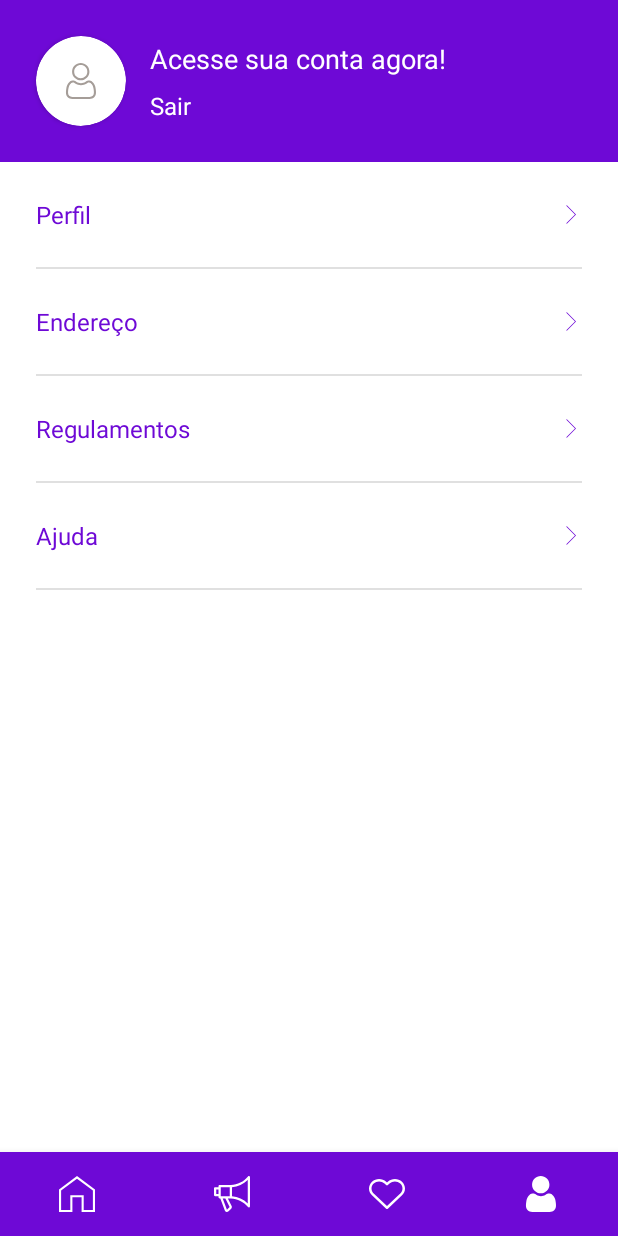
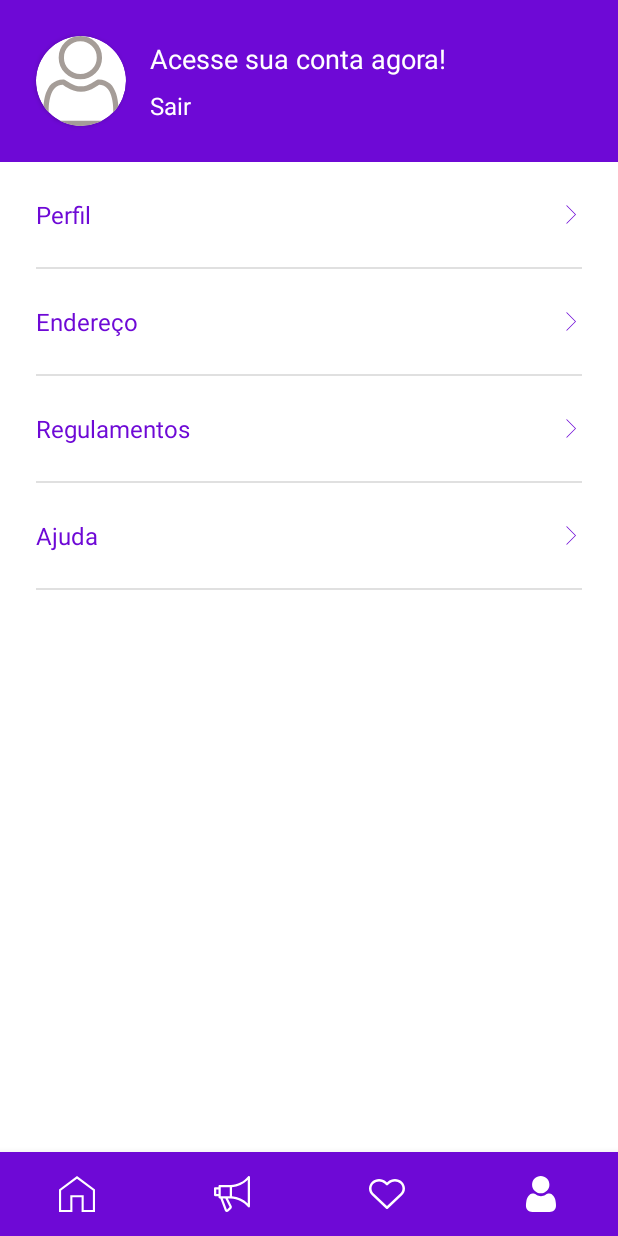
Before and after one commit to estelson/OLXClone, an Android app: the MinhaContaFragment screen opened through its navigation route, on a phone screen of 412 x 824 dp. Run offline under Robolectric (Android 15) with nearby library versions, the phone set to English and light mode, and no system bars; our stand-ins replace Firebase (no records; nobody signed in at launch, a user with empty details on screens opened directly), Picasso, navigation-ui; 2 statements that could not run were skipped.

Commit message:
184. Finalizando Menu Fragment Minha Conta

```diff
--- a/app/src/main/java/com/exemplo/olxclone/activities/PerfilActivity.java
+++ b/app/src/main/java/com/exemplo/olxclone/activities/PerfilActivity.java
@@ -115,7 +115,7 @@ public class PerfilActivity extends AppCompatActivity {
         progressBar.setVisibility(View.GONE);
 
         if(usuario.getImagemPerfil() != null){
-            Picasso.get().load(usuario.getImagemPerfil()).into(imagem_perfil);
+            Picasso.get().load(usuario.getImagemPerfil()).placeholder(R.drawable.loading).into(imagem_perfil);
         }
     }
 
--- a/app/src/main/java/com/exemplo/olxclone/fragments/MinhaContaFragment.java
+++ b/app/src/main/java/com/exemplo/olxclone/fragments/MinhaContaFragment.java
@@ -3,11 +3,13 @@ package com.exemplo.olxclone.fragments;
 import android.content.Intent;
 import android.os.Bundle;
 
+import androidx.annotation.NonNull;
 import androidx.fragment.app.Fragment;
 
 import android.view.LayoutInflater;
 import android.view.View;
 import android.view.ViewGroup;
+import android.widget.ImageView;
 import android.widget.TextView;
 
 import com.exemplo.olxclone.R;
@@ -16,10 +18,21 @@ import com.exemplo.olxclone.activities.MainActivity;
 import com.exemplo.olxclone.activities.PerfilActivity;
 import com.exemplo.olxclone.autenticacao.LoginActivity;
 import com.exemplo.olxclone.helper.FirebaseHelper;
+import com.exemplo.olxclone.model.Usuario;
+import com.google.firebase.database.DataSnapshot;
+import com.google.firebase.database.DatabaseError;
+import com.google.firebase.database.DatabaseReference;
+import com.google.firebase.database.ValueEventListener;
+import com.squareup.picasso.Picasso;
 
 public class MinhaContaFragment extends Fragment {
 
+    private ImageView imagem_perfil;
+
+    private TextView text_usuario;
     private TextView text_conta;
+
+    private Usuario usuario;
 
     @Override
     public View onCreateView(LayoutInflater inflater, ViewGroup container, Bundle savedInstanceState) {
@@ -33,13 +46,52 @@ public class MinhaContaFragment extends Fragment {
         return view;
     }
 
+    @Override
+    public void onStart() {
+        super.onStart();
+
+        recuperaUsuario();
+    }
+
+    private void recuperaUsuario() {
+        if(FirebaseHelper.getAutenticado()) {
+            DatabaseReference usuarioRef = FirebaseHelper.getDatabaseReference()
+                    .child("usuarios")
+                    .child(FirebaseHelper.getUidFirebase());
+
+            usuarioRef.addValueEventListener(new ValueEventListener() {
+                @Override
+                public void onDataChange(@NonNull DataSnapshot snapshot) {
+                    usuario = snapshot.getValue(Usuario.class);
+
+                    configConta();
+                }
+
+                @Override
+                public void onCancelled(@NonNull DatabaseError error) {
+
+                }
+            });
+        }
+    }
+
+    private void configConta() {
+        text_usuario.setText(usuario.getNome());
+
+        if(usuario.getImagemPerfil() != null) {
+            Picasso.get().load(usuario.getImagemPerfil()).placeholder(R.drawable.loading).into(imagem_perfil);
+        }
+    }
+
     private void configCliques(View view) {
         view.findViewById(R.id.menu_perfil).setOnClickListener(v -> {
-            startActivity(new Intent(getActivity(), PerfilActivity.class));
+            //startActivity(new Intent(getActivity(), PerfilActivity.class));
+            redirecionaUsuario(PerfilActivity.class);
         });
 
         view.findViewById(R.id.menu_endereco).setOnClickListener(v -> {
-            startActivity(new Intent(getActivity(), EnderecoActivity.class));
+            //startActivity(new Intent(getActivity(), EnderecoActivity.class));
+            redirecionaUsuario(EnderecoActivity.class);
         });
 
         if(FirebaseHelper.getAutenticado()) {
@@ -59,7 +111,18 @@ public class MinhaContaFragment extends Fragment {
         });
     }
 
+    private void redirecionaUsuario(Class<?> clazz) {
+        if(FirebaseHelper.getAutenticado()) {
+            startActivity(new Intent(getActivity(), clazz));
+        } else {
+            startActivity(new Intent(getActivity(), LoginActivity.class));
+        }
+    }
+
     private void iniciaComponentes(View view) {
+        imagem_perfil = view.findViewById(R.id.imagem_perfil);
+
+        text_usuario = view.findViewById(R.id.text_usuario);
         text_conta = view.findViewById(R.id.text_conta);
     }
 
--- a/app/src/main/res/layout/fragment_minha_conta.xml
+++ b/app/src/main/res/layout/fragment_minha_conta.xml
@@ -28,9 +28,10 @@
             app:layout_constraintTop_toTopOf="parent">
 
             <ImageView
+                android:id="@+id/imagem_perfil"
                 android:layout_width="match_parent"
                 android:layout_height="match_parent"
-                android:scaleType="centerInside"
+                android:scaleType="centerCrop"
                 android:src="@drawable/ic_user_perfil" />
 
         </androidx.cardview.widget.CardView>
@@ -47,6 +48,7 @@
             app:layout_constraintTop_toTopOf="@+id/cardView">
 
             <TextView
+                android:id="@+id/text_usuario"
                 android:layout_width="match_parent"
                 android:layout_height="wrap_content"
                 android:text="Acesse sua conta agora!"
```
Also changed, not shown: app/src/main/res/drawable/loading.gif (added).
